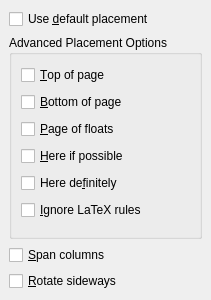
cburschka/lyx, file src/frontends/qt4/ui/FloatPlacementUi.ui: the form before one commit.
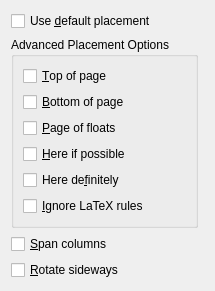
The form after the commit.

Commit message: BiblioUi.ui: fix too wide groupbox by adding a spacer FloatPlacementUi.ui: fix too large groupbox by adding spacers ParagraphUi.ui: fix dialog definition - was automatically done by designer PDFSupportUi.ui: fix too large groupbox by adding a spacer

```diff
--- a/src/frontends/qt4/ui/FloatPlacementUi.ui
+++ b/src/frontends/qt4/ui/FloatPlacementUi.ui
@@ -8,28 +8,22 @@
    <rect>
     <x>0</x>
     <y>0</y>
-    <width>211</width>
-    <height>300</height>
+    <width>203</width>
+    <height>288</height>
    </rect>
   </property>
   <property name="windowTitle" >
    <string>Form</string>
   </property>
-  <layout class="QVBoxLayout" >
-   <property name="margin" >
-    <number>9</number>
-   </property>
-   <property name="spacing" >
-    <number>6</number>
-   </property>
-   <item>
+  <layout class="QGridLayout" >
+   <item row="0" column="0" colspan="2" >
     <widget class="QCheckBox" name="defaultsCB" >
      <property name="text" >
       <string>Use &amp;default placement</string>
      </property>
     </widget>
    </item>
-   <item>
+   <item row="1" column="0" >
     <widget class="QGroupBox" name="options" >
      <property name="title" >
       <string>Advanced Placement Options</string>
@@ -38,7 +32,19 @@
       <property name="margin" >
        <number>9</number>
       </property>
-      <property name="spacing" >
+      <property name="topMargin" >
+       <number>9</number>
+      </property>
+      <property name="rightMargin" >
+       <number>9</number>
+      </property>
+      <property name="bottomMargin" >
+       <number>9</number>
+      </property>
+      <property name="horizontalSpacing" >
+       <number>6</number>
+      </property>
+      <property name="verticalSpacing" >
        <number>6</number>
       </property>
       <item row="0" column="0" >
@@ -86,20 +92,46 @@
      </layout>
     </widget>
    </item>
-   <item>
+   <item row="1" column="1" >
+    <spacer>
+     <property name="orientation" >
+      <enum>Qt::Horizontal</enum>
+     </property>
+     <property name="sizeHint" >
+      <size>
+       <width>21</width>
+       <height>20</height>
+      </size>
+     </property>
+    </spacer>
+   </item>
+   <item row="2" column="0" colspan="2" >
     <widget class="QCheckBox" name="spanCB" >
      <property name="text" >
       <string>&amp;Span columns</string>
      </property>
     </widget>
    </item>
-   <item>
+   <item row="3" column="0" colspan="2" >
     <widget class="QCheckBox" name="sidewaysCB" >
      <property name="text" >
       <string>&amp;Rotate sideways</string>
      </property>
     </widget>
    </item>
+   <item row="4" column="0" >
+    <spacer>
+     <property name="orientation" >
+      <enum>Qt::Vertical</enum>
+     </property>
+     <property name="sizeHint" >
+      <size>
+       <width>20</width>
+       <height>20</height>
+      </size>
+     </property>
+    </spacer>
+   </item>
   </layout>
  </widget>
  <pixmapfunction></pixmapfunction>
```
Left out of the diff: 6 changed lines with no effect on the pictures. The commit also changes 3 other files.
